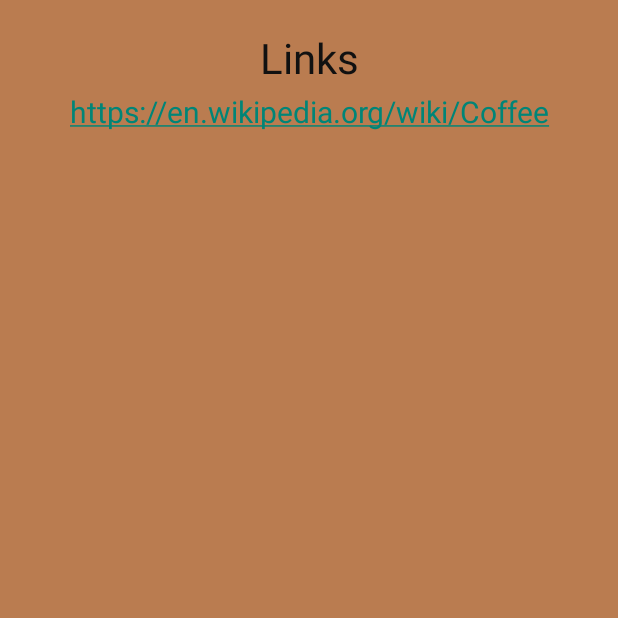
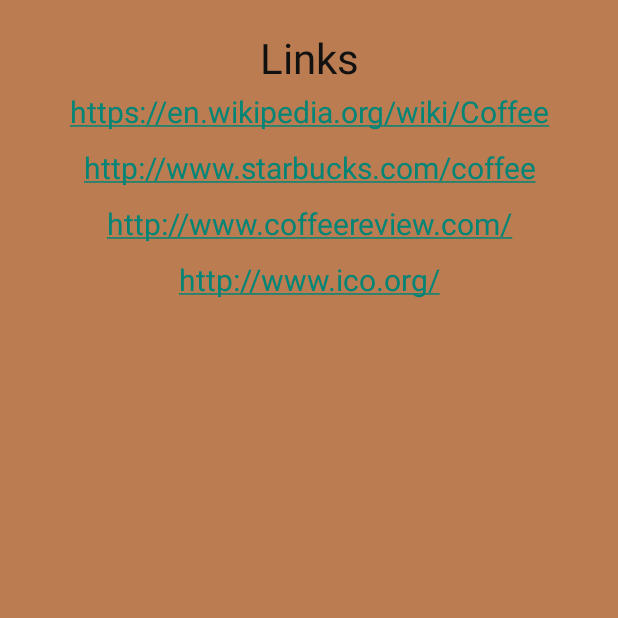
Before and after one commit to SevaRock/CoffeePediaNew, an Android app: the LinksActivity screen opened directly, with no data from a screen before it, on a phone screen of 412 x 824 dp, the top half of it. Run offline under Robolectric (Android 15) with nearby library versions, the phone set to English and light mode, and no system bars; Roboto replaces fonts that are not available here; 1 statement that could not run was skipped.

```diff
--- a/app/build.gradle
+++ b/app/build.gradle
@@ -32,6 +32,7 @@
     compile 'com.android.support:appcompat-v7:23.1.1'
     compile 'com.android.support:design:23.1.1'
     compile 'com.google.android.gms:play-services:8.4.0'
+    compile 'org.slf4j:slf4j-android:1.7.20'
 }
 
 configurations.all {
--- a/app/src/main/AndroidManifest.xml
+++ b/app/src/main/AndroidManifest.xml
@@ -8,6 +8,7 @@
          location permissions for the 'MyLocation' functionality.
     -->
     <uses-permission android:name="android.permission.ACCESS_FINE_LOCATION" />
+    <uses-permission android:name="android.permission.WRITE_EXTERNAL_STORAGE"/>
 
     <application
         android:allowBackup="true"
--- a/app/src/main/res/layout/activity_links.xml
+++ b/app/src/main/res/layout/activity_links.xml
@@ -22,7 +22,6 @@
         android:textSize="28dp"
         android:layout_marginTop="3dp"
         android:layout_marginBottom="3dp" />
-
     <TextView
         android:layout_width="match_parent"
         android:layout_height="wrap_content"
@@ -32,6 +31,33 @@
         android:textAlignment="center"
         android:autoLink="web"
         android:layout_marginBottom="10dp"/>
+    <TextView
+        android:layout_width="match_parent"
+        android:layout_height="wrap_content"
+        android:id="@+id/Link2"
+        android:text="http://www.starbucks.com/coffee"
+        android:textSize="20dp"
+        android:textAlignment="center"
+        android:autoLink="web"
+        android:layout_marginBottom="10dp"/>
+    <TextView
+        android:layout_width="match_parent"
+        android:layout_height="wrap_content"
+        android:id="@+id/Link3"
+        android:text="http://www.coffeereview.com/"
+        android:textSize="20dp"
+        android:textAlignment="center"
+        android:autoLink="web"
+        android:layout_marginBottom="10dp"/>
+    <TextView
+        android:layout_width="match_parent"
+        android:layout_height="wrap_content"
+        android:id="@+id/Link4"
+        android:text="http://www.ico.org/"
+        android:textSize="20dp"
+        android:textAlignment="center"
+        android:autoLink="web"
+        android:layout_marginBottom="10dp"/>
 
 
 
```
Also changed, not shown: 1 other file.
